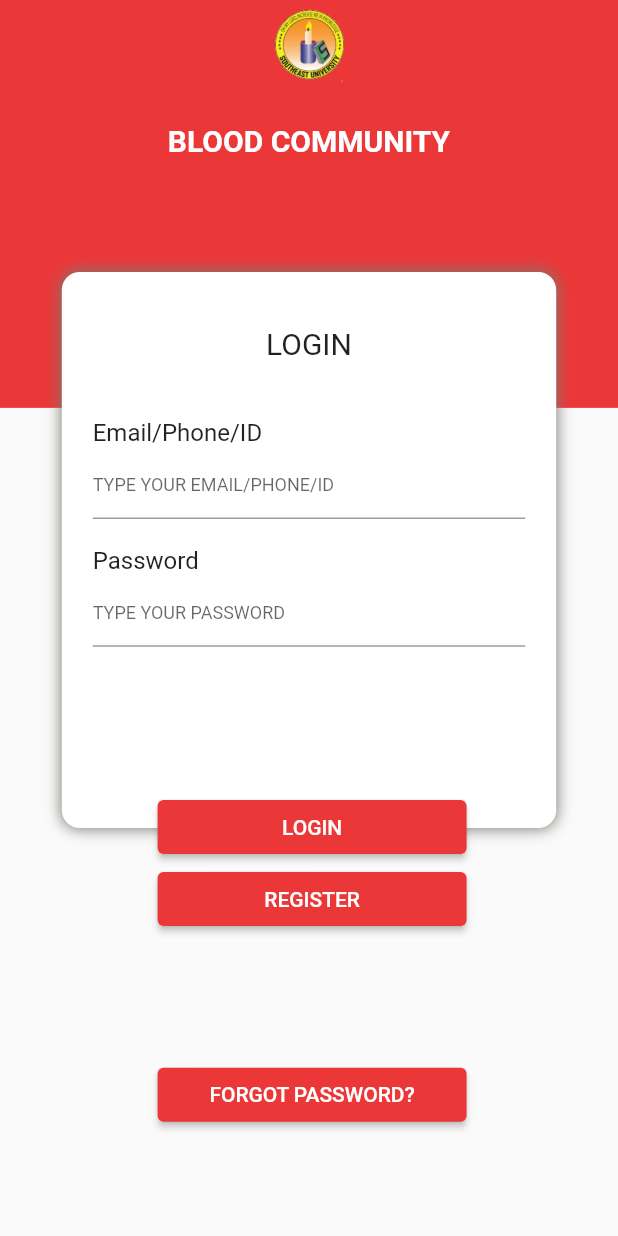
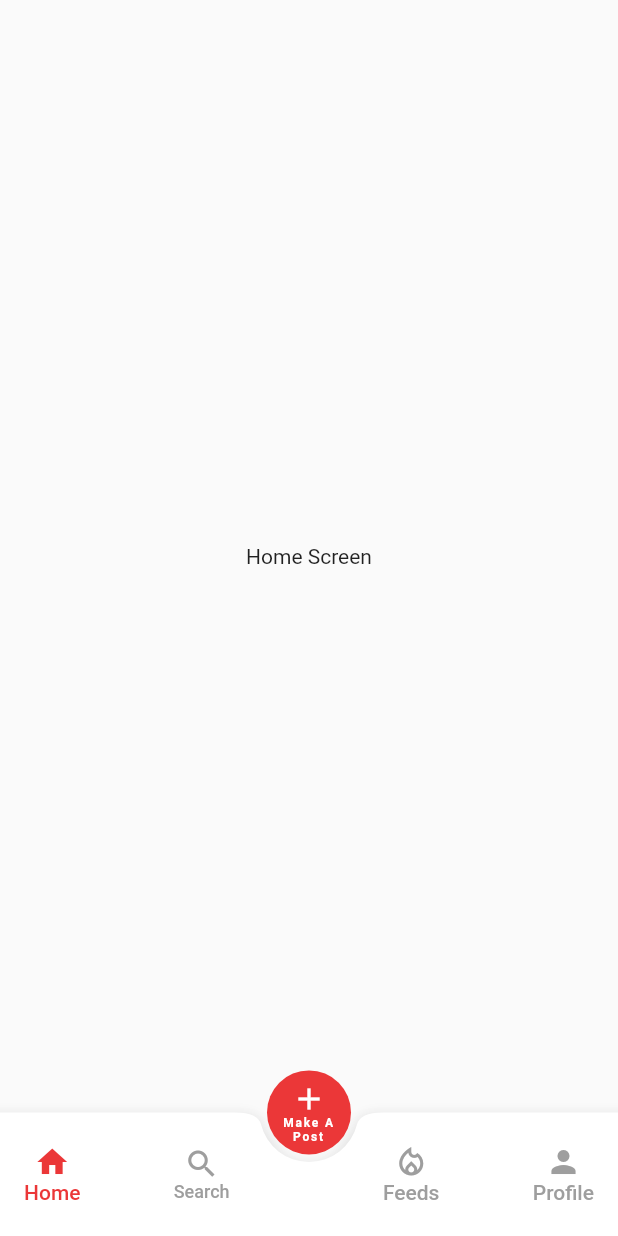
Before and after one commit to mdshadatrahman/seu_blood2, a Flutter app: the screen it shows after launch, after a tap on "LOGIN", on a phone screen of 412 x 824 dp. Run offline on Flutter 3.47's test engine with Material 2 defaults, Android fonts, the light colour scheme and no system bars.

Commit message:
bottom nav bar done

```diff
--- a/lib/pages/auth/login_screen.dart
+++ b/lib/pages/auth/login_screen.dart
@@ -3,6 +3,8 @@ import 'package:seu_blood_2/pages/auth/phone_number.dart';
 import 'package:seu_blood_2/utils/app_colors.dart';
 import 'package:seu_blood_2/utils/app_strings.dart';
 import 'package:seu_blood_2/utils/asset_manager.dart';
+import 'package:seu_blood_2/widgets/bottom_nav_bar.dart';
+
 import '../../widgets/custom_elevated_button.dart';
 import '../../widgets/custom_text_form_field.dart';
 
@@ -129,7 +131,15 @@ class _LoginScreenState extends State<LoginScreen> {
                   CustomElevatedButton(
                     text: StringManager.loginText,
                     width: width,
-                    onTap: () {},
+                    onTap: () {
+                      Navigator.push(
+                        context,
+                        MaterialPageRoute(
+                          builder: (context) =>
+                              const CustomBottomNavigationBar(),
+                        ),
+                      );
+                    },
                   ),
                   CustomElevatedButton(
                     text: StringManager.registerText,
--- /dev/null
+++ b/lib/pages/bottom_navs/home.dart
@@ -0,0 +1,14 @@
+import 'package:flutter/material.dart';
+
+class HomeScreen extends StatelessWidget {
+  const HomeScreen({Key? key}) : super(key: key);
+
+  @override
+  Widget build(BuildContext context) {
+    return const Scaffold(
+      body: Center(
+        child: Text('Home Screen'),
+      ),
+    );
+  }
+}
--- a/lib/utils/app_strings.dart
+++ b/lib/utils/app_strings.dart
@@ -38,4 +38,13 @@ class StringManager {
   static String selectBloodGroup = 'Select your blood group';
   static String submit = 'Submit'.toUpperCase();
   static String alreadyAMember = 'Already a member so click here and login';
+  static String confirmExit = 'Confirm Exit';
+  static String sureExit = 'Are you sure you want to exit?';
+  static String yes = 'Yes';
+  static String no = 'No';
+  static String makeAPost = 'Make A Post';
+  static String home = 'Home';
+  static String search = 'Search';
+  static String newsFeeds = 'Feeds';
+  static String profile = 'Profile';
 }
--- /dev/null
+++ b/lib/widgets/bottom_nav_bar.dart
@@ -0,0 +1,232 @@
+import 'dart:io';
+
+import 'package:flutter/material.dart';
+import 'package:seu_blood_2/pages/bottom_navs/home.dart';
+import 'package:seu_blood_2/pages/bottom_navs/news_feeds.dart';
+import 'package:seu_blood_2/pages/bottom_navs/profile.dart';
+import 'package:seu_blood_2/pages/bottom_navs/search.dart';
+import 'package:seu_blood_2/utils/app_colors.dart';
+import 'package:seu_blood_2/utils/app_strings.dart';
+
+class CustomBottomNavigationBar extends StatefulWidget {
+  const CustomBottomNavigationBar({Key? key}) : super(key: key);
+
+  @override
+  _CustomBottomNavigationBarState createState() =>
+      _CustomBottomNavigationBarState();
+}
+
+class _CustomBottomNavigationBarState extends State<CustomBottomNavigationBar> {
+  int currentTab = 0;
+  final List<Widget> screens = [
+    const HomeScreen(),
+    const SearchScreen(),
+    const NewsFeedsScreen(),
+    const ProfileScreen(),
+  ];
+  final PageStorageBucket bucket = PageStorageBucket();
+  Widget currentScreen = const HomeScreen();
+
+  @override
+  Widget build(BuildContext context) {
+    double height = MediaQuery.of(context).size.height;
+    double width = MediaQuery.of(context).size.width;
+    return WillPopScope(
+      onWillPop: () async {
+        currentTab == 1
+            ? Navigator.push(
+                context,
+                MaterialPageRoute(
+                    builder: (_) => const CustomBottomNavigationBar()))
+            : currentTab == 2
+                ? Navigator.push(
+                    context,
+                    MaterialPageRoute(
+                        builder: (_) => const CustomBottomNavigationBar()))
+                : currentTab == 3
+                    ? Navigator.push(
+                        context,
+                        MaterialPageRoute(
+                            builder: (_) => const CustomBottomNavigationBar()))
+                    : showDialog(
+                        context: context,
+                        barrierDismissible: false,
+                        builder: (BuildContext context) {
+                          return AlertDialog(
+                            title: Text(StringManager.confirmExit),
+                            content: Text(StringManager.sureExit),
+                            actions: [
+                              TextButton(
+                                child: Text(StringManager.yes),
+                                onPressed: () {
+                                  exit(0);
+                                },
+                              ),
+                              TextButton(
+                                child: Text(StringManager.no),
+                                onPressed: () {
+                                  Navigator.of(context).pop();
+                                },
+                              )
+                            ],
+                          );
+                        });
+        return true;
+      },
+      child: Scaffold(
+        body: PageStorage(
+          child: currentScreen,
+          bucket: bucket,
+        ),
+        floatingActionButton: FloatingActionButton(
+          onPressed: () {},
+          backgroundColor: ColorManager.primaryColor,
+          elevation: 0,
+          child: Center(
+            child: Column(
+              mainAxisAlignment: MainAxisAlignment.center,
+              crossAxisAlignment: CrossAxisAlignment.center,
+              children: [
+                const Icon(
+                  Icons.add,
+                  color: ColorManager.white,
+                ),
+                Text(
+                  StringManager.makeAPost,
+                  textAlign: TextAlign.center,
+                  style: const TextStyle(
+                    fontSize: 8,
+                    fontWeight: FontWeight.bold,
+                    color: ColorManager.white,
+                  ),
+                ),
+              ],
+            ),
+          ),
+        ),
+        bottomNavigationBar: BottomAppBar(
+          shape: const CircularNotchedRectangle(),
+          notchMargin: 5,
+          child: SizedBox(
+            height: height * 0.1,
+            child: Row(
+              mainAxisSize: MainAxisSize.max,
+              mainAxisAlignment: MainAxisAlignment.spaceBetween,
+              children: [
+                MaterialButton(
+                  minWidth: 40,
+                  onPressed: () {
+                    setState(() {
+                      currentScreen = const HomeScreen();
+                      currentTab = 0;
+                    });
+                  },
+                  child: Column(
+                    mainAxisAlignment: MainAxisAlignment.center,
+                    children: [
+                      Icon(
+                        Icons.home,
+                        color:
+                            currentTab == 0 ? ColorManager.primaryColor : Colors.grey,
+                      ),
+                      Text(
+                        StringManager.home,
+                        style: TextStyle(
+                          color:
+                              currentTab == 0 ? ColorManager.primaryColor : Colors.grey,
+                        ),
+                      )
+                    ],
+                  ),
+                ),
+                Container(
+                  margin: const EdgeInsets.only(right: 40),
+                  child: MaterialButton(
+                    minWidth: 40,
+                    onPressed: () {
+                      setState(() {
+                        currentScreen = const SearchScreen();
+                        currentTab = 1;
+                      });
+                    },
+                    child: Column(
+                      mainAxisAlignment: MainAxisAlignment.center,
+                      children: [
+                        Icon(
+                          Icons.search,
+                          color:
+                              currentTab == 1 ? ColorManager.primaryColor : Colors.grey,
+                        ),
+                        Text(
+                          StringManager.search,
+                          style: TextStyle(
+                              color: currentTab == 1
+                                  ? ColorManager.primaryColor
+                                  : Colors.grey,
+                              fontSize: 12),
+                        )
+                      ],
+                    ),
+                  ),
+                ),
+                MaterialButton(
+                  minWidth: 40,
+                  onPressed: () {
+                    setState(() {
+                      currentScreen = const NewsFeedsScreen();
+                      currentTab = 3;
+                    });
+                  },
+                  child: Column(
+                    mainAxisAlignment: MainAxisAlignment.center,
+                    children: [
+                      Icon(
+                        Icons.local_fire_department_outlined,
+                        color:
+                            currentTab == 3 ? ColorManager.primaryColor : Colors.grey,
+                      ),
+                      Text(
+                        StringManager.newsFeeds,
+                        style: TextStyle(
+                          color:
+                              currentTab == 3 ? ColorManager.primaryColor : Colors.grey,
+                        ),
+                      )
+                    ],
+                  ),
+                ),
+                MaterialButton(
+                  minWidth: 40,
+                  onPressed: () {
+                    setState(() {
+                      currentScreen = const ProfileScreen();
+                      currentTab = 2;
+                    });
+                  },
+                  child: Column(
+                    mainAxisAlignment: MainAxisAlignment.center,
+                    children: [
+                      Icon(
+                        Icons.person,
+                        color:
+                            currentTab == 2 ? ColorManager.primaryColor : Colors.grey,
+                      ),
+                      Text(
+                        StringManager.profile,
+                        style: TextStyle(
+                          color:
+                              currentTab == 2 ? ColorManager.primaryColor : Colors.grey,
+                        ),
+                      )
+                    ],
+                  ),
+                )
+              ],
+            ),
+          ),
+        ),
+        floatingActionButtonLocation: FloatingActionButtonLocation.miniCenterDocked,
+      ),
+    );
+  }
+}
--- a/lib/widgets/custom_submit_button.dart
+++ b/lib/widgets/custom_submit_button.dart
@@ -19,7 +19,7 @@ class CustomSubmitButton extends StatelessWidget {
       ),
       child: Center(
         child: InkWell(
-          onTap: () {},
+          onTap: onTap,
           child: Text(
             StringManager.submit,
             style: const TextStyle(
```
Also changed, not shown: lib/pages/auth/registration_screen.dart (+10 -1 lines), lib/pages/bottom_navs/news_feeds.dart (added, +19 -0 lines), lib/pages/bottom_navs/profile.dart (added, +14 -0 lines), lib/pages/bottom_navs/search.dart (added, +19 -0 lines).
